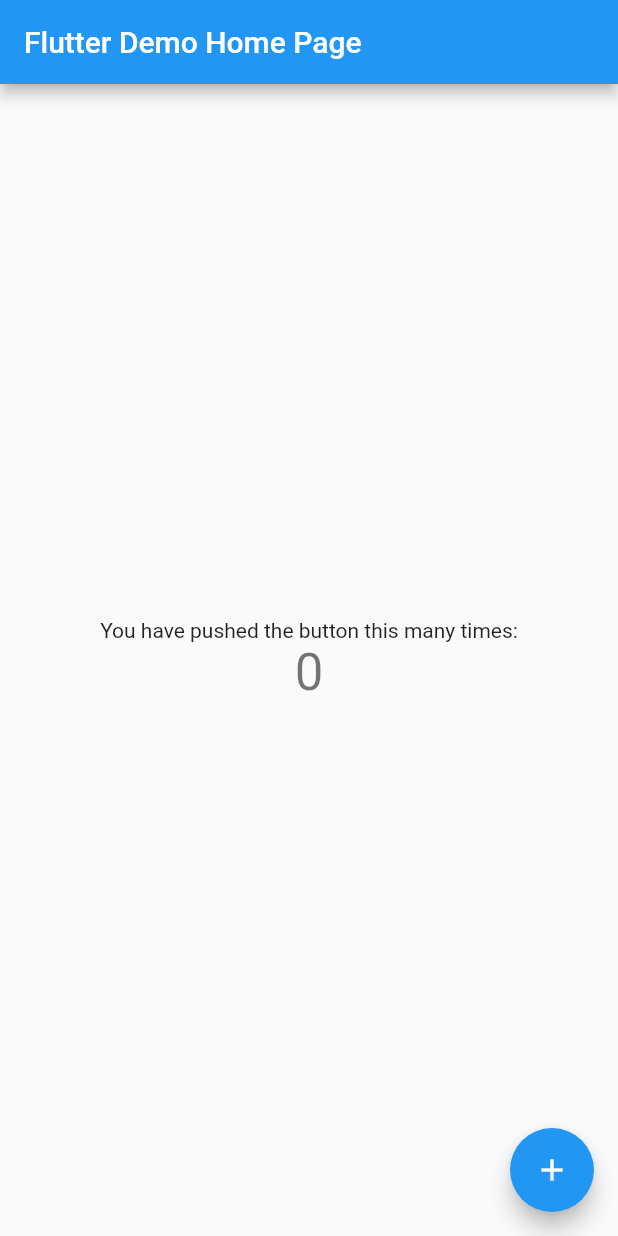
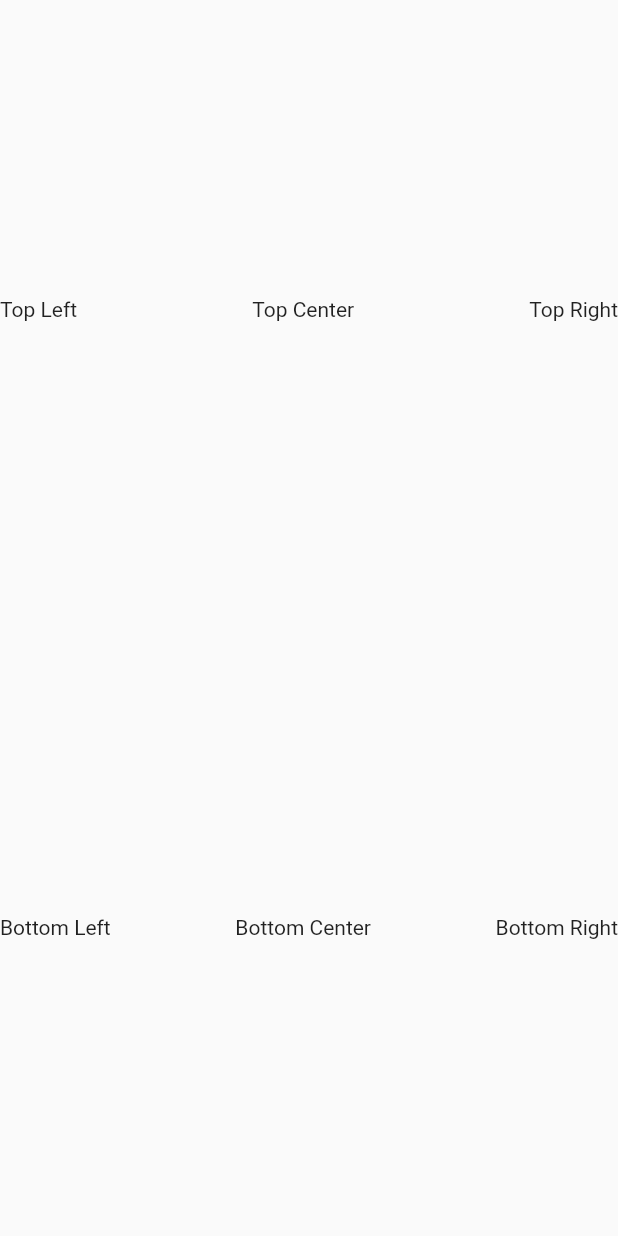
Before and after one commit to joafc96/balloon_tip, a Flutter app: the screen it shows after launch, on a phone screen of 412 x 824 dp. Run offline on Flutter 3.47's test engine with Material 2 defaults, Android fonts, the phone set to English and light mode, and no system bars.

Commit message:
added an example for balloon tip

```diff
--- a/example/lib/main.dart
+++ b/example/lib/main.dart
@@ -1,3 +1,4 @@
+import 'package:balloon_tip/balloon_tip.dart';
 import 'package:flutter/material.dart';
 
 void main() {
@@ -24,92 +25,63 @@ class MyApp extends StatelessWidget {
         // is not restarted.
         primarySwatch: Colors.blue,
       ),
-      home: const MyHomePage(title: 'Flutter Demo Home Page'),
+      home: const MyHomePage(),
     );
   }
 }
 
-class MyHomePage extends StatefulWidget {
-  const MyHomePage({super.key, required this.title});
-
-  // This widget is the home page of your application. It is stateful, meaning
-  // that it has a State object (defined below) that contains fields that affect
-  // how it looks.
-
-  // This class is the configuration for the state. It holds the values (in this
-  // case the title) provided by the parent (in this case the App widget) and
-  // used by the build method of the State. Fields in a Widget subclass are
-  // always marked "final".
-
-  final String title;
-
-  @override
-  State<MyHomePage> createState() => _MyHomePageState();
-}
-
-class _MyHomePageState extends State<MyHomePage> {
-  int _counter = 0;
-
-  void _incrementCounter() {
-    setState(() {
-      // This call to setState tells the Flutter framework that something has
-      // changed in this State, which causes it to rerun the build method below
-      // so that the display can reflect the updated values. If we changed
-      // _counter without calling setState(), then the build method would not be
-      // called again, and so nothing would appear to happen.
-      _counter++;
-    });
-  }
+class MyHomePage extends StatelessWidget {
+  const MyHomePage({super.key});
 
   @override
   Widget build(BuildContext context) {
-    // This method is rerun every time setState is called, for instance as done
-    // by the _incrementCounter method above.
-    //
-    // The Flutter framework has been optimized to make rerunning build methods
-    // fast, so that you can just rebuild anything that needs updating rather
-    // than having to individually change instances of widgets.
     return Scaffold(
-      appBar: AppBar(
-        // Here we take the value from the MyHomePage object that was created by
-        // the App.build method, and use it to set our appbar title.
-        title: Text(widget.title),
+      body: Column(
+        mainAxisAlignment: MainAxisAlignment.spaceAround,
+        crossAxisAlignment: CrossAxisAlignment.center,
+        children: [
+          Row(
+            mainAxisAlignment: MainAxisAlignment.spaceBetween,
+            children: const [
+              BalloonTip(
+                content: 'わたしは　にほんごがすこししか　はなせません。',
+                arrowPosition: ArrowPosition.topLeft,
+                child: Text("Top Left"),
+              ),
+              BalloonTip(
+                content: 'わたしは　にほんごがすこししか　はなせません。',
+                arrowPosition: ArrowPosition.topCenter,
+                child: Text("Top Center"),
+              ),
+              BalloonTip(
+                content: 'わたしは　にほんごがすこししか　はなせません。',
+                arrowPosition: ArrowPosition.topRight,
+                child: Text("Top Right"),
+              ),
+            ],
+          ),
+          Row(
+            mainAxisAlignment: MainAxisAlignment.spaceBetween,
+            children: const [
+              BalloonTip(
+                content: 'わたしは　にほんごがすこししか　はなせません。',
+                arrowPosition: ArrowPosition.bottomLeft,
+                child: Text("Bottom Left"),
+              ),
+              BalloonTip(
+                content: 'わたしは　にほんごがすこししか　はなせません。',
+                arrowPosition: ArrowPosition.bottomCenter,
+                child: Text("Bottom Center"),
+              ),
+              BalloonTip(
+                content: 'わたしは　にほんごがすこししか　はなせません。',
+                arrowPosition: ArrowPosition.bottomRight,
+                child: Text("Bottom Right"),
+              ),
+            ],
+          ),
+        ],
       ),
-      body: Center(
-        // Center is a layout widget. It takes a single child and positions it
-        // in the middle of the parent.
-        child: Column(
-          // Column is also a layout widget. It takes a list of children and
-          // arranges them vertically. By default, it sizes itself to fit its
-          // children horizontally, and tries to be as tall as its parent.
-          //
-          // Invoke "debug painting" (press "p" in the console, choose the
-          // "Toggle Debug Paint" action from the Flutter Inspector in Android
-          // Studio, or the "Toggle Debug Paint" command in Visual Studio Code)
-          // to see the wireframe for each widget.
-          //
-          // Column has various properties to control how it sizes itself and
-          // how it positions its children. Here we use mainAxisAlignment to
-          // center the children vertically; the main axis here is the vertical
-          // axis because Columns are vertical (the cross axis would be
-          // horizontal).
-          mainAxisAlignment: MainAxisAlignment.center,
-          children: <Widget>[
-            const Text(
-              'You have pushed the button this many times:',
-            ),
-            Text(
-              '$_counter',
-              style: Theme.of(context).textTheme.headlineMedium,
-            ),
-          ],
-        ),
-      ),
-      floatingActionButton: FloatingActionButton(
-        onPressed: _incrementCounter,
-        tooltip: 'Increment',
-        child: const Icon(Icons.add),
-      ), // This trailing comma makes auto-formatting nicer for build methods.
     );
   }
 }
--- a/lib/src/utils/constants.dart
+++ b/lib/src/utils/constants.dart
@@ -4,8 +4,7 @@ class Constants {
   static const double arrowHeight = 8.0;
   static const double arrowWidth = 12.0;
   static const double overlayContainerMaxWidth = 200;
-    	static const fillBackGroundBalloonTipColor =  Color.fromRGBO(0, 0, 0, 0.85);
-
+  static const fillBackGroundBalloonTipColor = Color.fromRGBO(0, 0, 0, 0.85);
 
   static const EdgeInsets overlayContainerPadding = EdgeInsets.symmetric(
     horizontal: 16.0,
--- a/lib/src/views/index.dart
+++ b/lib/src/views/index.dart
@@ -1 +1,3 @@
 export 'triangle.painter.dart';
+export 'widget.dart';
+export 'overlay/index.dart';
--- a/lib/src/views/overlay/container.dart
+++ b/lib/src/views/overlay/container.dart
@@ -1,6 +1,6 @@
 import 'package:balloon_tip/src/utils/index.dart';
+import 'package:flutter/material.dart';
 import 'package:flutter/widgets.dart';
-
 
 /// Bubble serves as the tooltip container
 class OverlayContainer extends StatelessWidget {
@@ -14,16 +14,12 @@ class OverlayContainer extends StatelessWidget {
   /// deafault value is 200
   final double maxWidth;
 
-  /// [onBackPressed] function which triggers while user clicks the close icon
-  final VoidCallback? onBackPressed;
-
   /// [child] child of the container
   final String child;
 
   const OverlayContainer({
     required this.child,
     required this.color,
-    this.onBackPressed,
     this.padding = Constants.overlayContainerPadding,
     this.maxWidth = Constants.overlayContainerMaxWidth,
     super.key,
@@ -31,7 +27,9 @@ class OverlayContainer extends StatelessWidget {
 
   @override
   Widget build(BuildContext context) {
-    return Container(
+    return Material(
+      type: MaterialType.transparency,
+      child: Container(
         color: color,
         padding: padding,
         constraints: BoxConstraints(
@@ -40,26 +38,19 @@ class OverlayContainer extends StatelessWidget {
         child: IntrinsicHeight(
           child: Row(
             children: [
-            // Expanded(
-            //   child: UQCaption(
-            //     color: CaptionColorType.primaryLight,
-            //     variant: CaptionVariant.standard,
-            //     children: child,
-            //   ),
-            // ),
-            // GestureDetector(
-            //   onTap: onBackPressed,
-            //   child: Container(
-            //     height: BalloonTipConstants.iconContainerWidth,
-            //     width: BalloonTipConstants.iconContainerWidth,
-            //     alignment: Alignment.center,
-            //     child: UQIcon(
-            //       name: "close",
-            //       color: FillColor.fillSecondaryColor,
-            //     ),
-            //   ),
-            // )
+              Expanded(
+                child: Text(
+                  child,
+                  style: TextStyle(
+                    fontSize: 13,
+                    height: 1.5,
+                    fontWeight: FontWeight.w300,
+                    color: Colors.white,
+                  ),
+                ),
+              ),
             ],
+          ),
         ),
       ),
     );
--- a/lib/src/views/widget.dart
+++ b/lib/src/views/widget.dart
@@ -1,13 +1,13 @@
 import 'package:balloon_tip/src/models/index.dart';
-import 'package:balloon_tip/src/services/position.manager.dart';
+import 'package:balloon_tip/src/services/index.dart';
 import 'package:balloon_tip/src/utils/index.dart';
-import 'package:balloon_tip/src/views/overlay/index.dart';
+import 'package:balloon_tip/src/views/index.dart';
 import 'package:flutter/widgets.dart';
 
 class BalloonTip extends StatefulWidget {
   // @required
   /// [child] widget that will trigger the balloontip to appear.
-  final Widget children;
+  final Widget child;
 
   // @required
   /// [content] text that appears inside the balloontip.
@@ -47,7 +47,7 @@ class BalloonTip extends StatefulWidget {
   final int? timeout;
 
   const BalloonTip({
-    required this.children,
+    required this.child,
     required this.content,
     this.top,
     this.left,
@@ -108,11 +108,9 @@ class _BalloonTipState extends State<BalloonTip> with WidgetsBindingObserver {
       explicitChildNodes: true,
       child: GestureDetector(
         onTap: () {
-          if (_overlayEntry == null) {
-            _showOverlay(context);
-          }
+          _overlayEntry != null ? _hideOverlay() : _showOverlay(context);
         },
-        child: widget.children,
+        child: widget.child,
       ),
     );
   }
@@ -176,7 +174,7 @@ class _BalloonTipState extends State<BalloonTip> with WidgetsBindingObserver {
       builder: (context) {
         return Stack(
           children: [
-            // overlay key
+            // overlay arrow
             Positioned(
               top: toolTipElementsDisplay.arrow.y,
               left: toolTipElementsDisplay.arrow.x,
@@ -195,7 +193,6 @@ class _BalloonTipState extends State<BalloonTip> with WidgetsBindingObserver {
               child: OverlayContainer(
                 key: _widgetKey,
                 color: widget.color,
-                onBackPressed: _hideOverlay,
                 child: widget.content,
               ),
             ),
```
Lines whose indentation alone changed are shown as unchanged.
